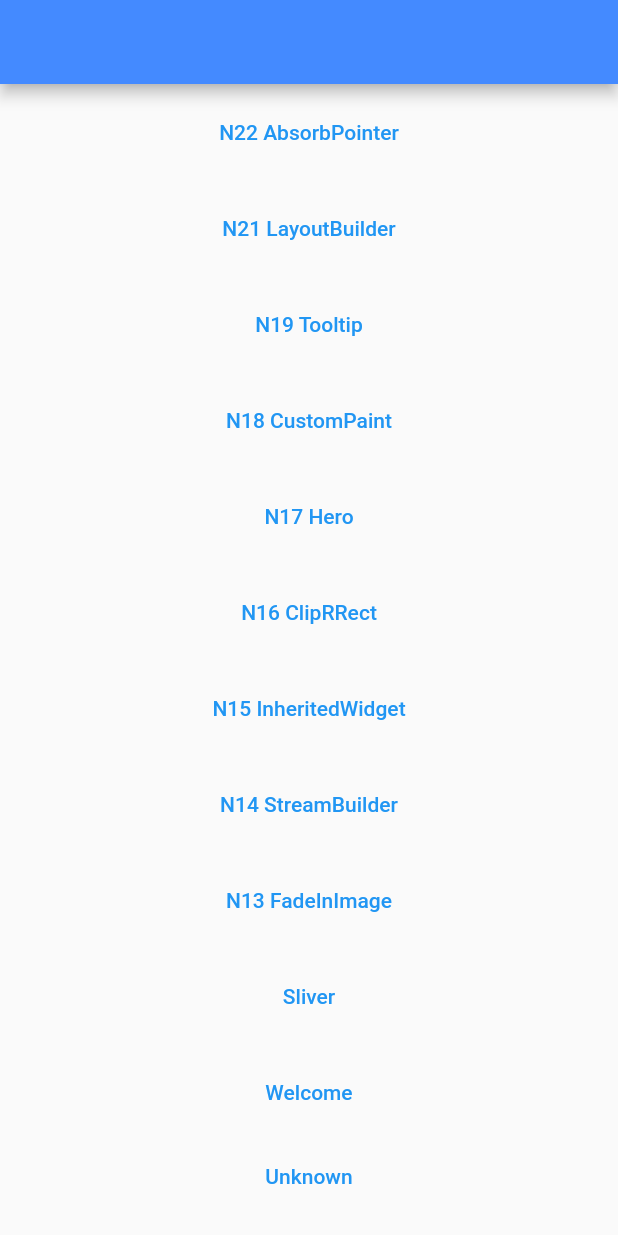
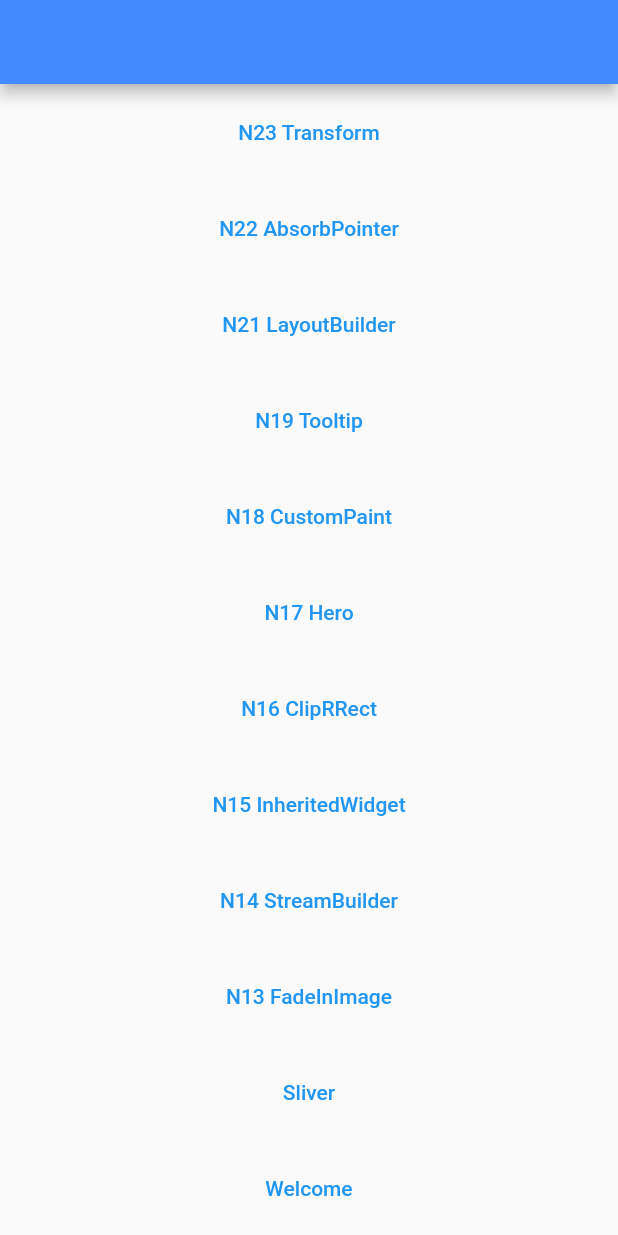
Before and after one commit to ychsue/my_flutter_test, a Flutter app: the screen it shows after launch, on a phone screen of 412 x 824 dp. Run offline on Flutter 3.47's test engine with Material 2 defaults, Android fonts, the light colour scheme and no system bars; our stand-ins replace bloc, flutter_bloc, get, transparent_image; Roboto replaces fonts that are missing (Georgia).

Commit message:
試用 transform

```diff
--- a/lib/src/route/app_pages.dart
+++ b/lib/src/route/app_pages.dart
@@ -9,6 +9,7 @@ import 'package:test2/src/route/main_screens/n18/n18_custom_paint_screen.dart';
 import 'package:test2/src/route/main_screens/n19_20_tooltip_fitted_box_screen.dart';
 import 'package:test2/src/route/main_screens/n21_layout_builder.dart';
 import 'package:test2/src/route/main_screens/n22_absorb_pointer.dart';
+import 'package:test2/src/route/main_screens/n23_transform.dart';
 import 'package:test2/src/route/main_screens/sliver_screen.dart';
 import 'package:test2/src/route/main_screens/unknown_screen.dart';
 import 'package:test2/src/route/main_screens/welcome_screen.dart';
@@ -30,10 +31,15 @@ enum Routes {
   n19_tooltip,
   n21_layout_builder,
   n22_absorb_pointer,
+  n23_transform,
 }
 
 abstract class AppPages {
   static final pages = [
+    GetPage(
+      name: Routes.n23_transform.toLocation,
+      page: () => N23TransformScreen(),
+    ),
     GetPage(
       name: Routes.n22_absorb_pointer.toLocation,
       page: () => N22AbsorbPointer(),
--- a/lib/src/route/main_screens/get_home_screen.dart
+++ b/lib/src/route/main_screens/get_home_screen.dart
@@ -14,6 +14,13 @@ class GetHomeScreen extends StatelessWidget {
           child: Container(
         child: ListView(
           children: [
+            Container(
+              margin: EdgeInsets.all(8.0),
+              child: TextButton(
+                  onPressed: () =>
+                      Get.toNamed(Routes.n23_transform.toLocation),
+                  child: Text("N23 Transform")),
+            ),
             Container(
               margin: EdgeInsets.all(8.0),
               child: TextButton(
```
Also changed, not shown: lib/src/route/main_screens/n23_transform.dart (added, +32 -0 lines), 1 other file.
